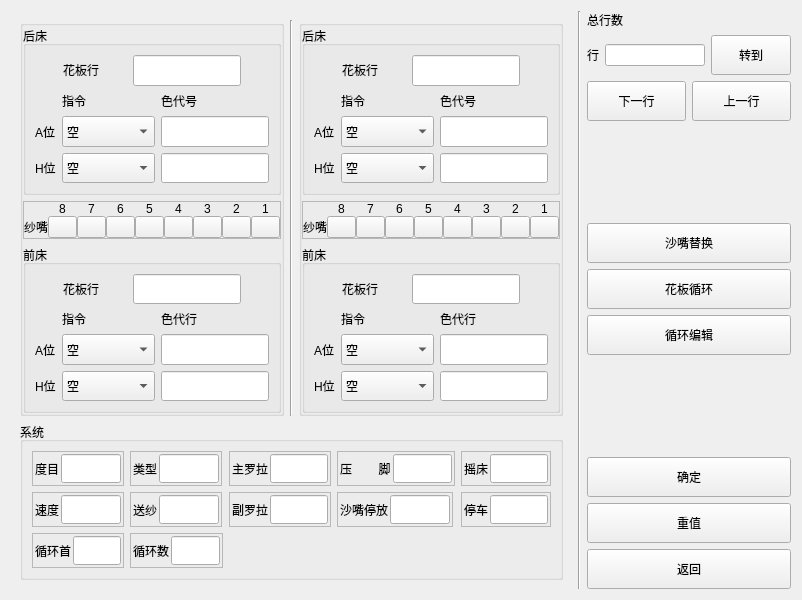
First picture: the form in qcnteditform.ui, repository httpftpli/mdimh, before the edit.
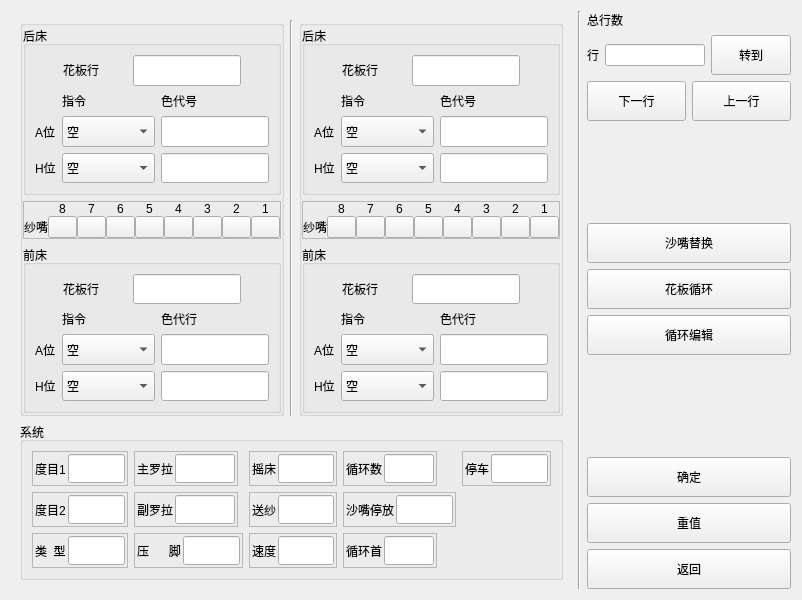
Second picture: the form after the edit. Custom widgets are drawn as their Qt base class.

What changed in the file:
```diff
--- a/qcnteditform.ui
+++ b/qcnteditform.ui
@@ -1395,7 +1395,7 @@
                  </sizepolicy>
                 </property>
                 <property name="text">
-                 <string>度目</string>
+                 <string>度目1</string>
                 </property>
                </widget>
               </item>
@@ -1421,7 +1421,125 @@
              </layout>
             </widget>
            </item>
-           <item row="0" column="2">
+           <item row="1" column="4">
+            <widget class="QFrame" name="frame_10">
+             <property name="sizePolicy">
+              <sizepolicy hsizetype="Maximum" vsizetype="Preferred">
+               <horstretch>0</horstretch>
+               <verstretch>0</verstretch>
+              </sizepolicy>
+             </property>
+             <property name="frameShape">
+              <enum>QFrame::StyledPanel</enum>
+             </property>
+             <property name="frameShadow">
+              <enum>QFrame::Raised</enum>
+             </property>
+             <layout class="QHBoxLayout" name="horizontalLayout_13">
+              <property name="spacing">
+               <number>2</number>
+              </property>
+              <property name="margin">
+               <number>2</number>
+              </property>
+              <item>
+               <widget class="QLabel" name="label_32">
+                <property name="sizePolicy">
+                 <sizepolicy hsizetype="Maximum" vsizetype="Preferred">
+                  <horstretch>0</horstretch>
+                  <verstretch>0</verstretch>
+                 </sizepolicy>
+                </property>
+                <property name="text">
+                 <string>沙嘴停放</string>
+                </property>
+               </widget>
+              </item>
+              <item>
+               <widget class="QLineEdit" name="lineEdit_sztf">
+                <property name="sizePolicy">
+                 <sizepolicy hsizetype="Preferred" vsizetype="Preferred">
+                  <horstretch>0</horstretch>
+                  <verstretch>0</verstretch>
+                 </sizepolicy>
+                </property>
+                <property name="minimumSize">
+                 <size>
+                  <width>35</width>
+                  <height>0</height>
+                 </size>
+                </property>
+                <property name="maximumSize">
+                 <size>
+                  <width>60</width>
+                  <height>16777215</height>
+                 </size>
+                </property>
+                <property name="userData" stdset="0">
+                 <number>0</number>
+                </property>
+               </widget>
+              </item>
+             </layout>
+            </widget>
+           </item>
+           <item row="1" column="0">
+            <widget class="QFrame" name="frame_14">
+             <property name="sizePolicy">
+              <sizepolicy hsizetype="Maximum" vsizetype="Preferred">
+               <horstretch>0</horstretch>
+               <verstretch>0</verstretch>
+              </sizepolicy>
+             </property>
+             <property name="frameShape">
+              <enum>QFrame::StyledPanel</enum>
+             </property>
+             <property name="frameShadow">
+              <enum>QFrame::Raised</enum>
+             </property>
+             <layout class="QHBoxLayout" name="horizontalLayout_26">
+              <property name="spacing">
+               <number>2</number>
+              </property>
+              <property name="margin">
+               <number>2</number>
+              </property>
+              <item>
+               <widget class="QMdLabel" name="label_54">
+                <property name="sizePolicy">
+                 <sizepolicy hsizetype="Maximum" vsizetype="Preferred">
+                  <horstretch>0</horstretch>
+                  <verstretch>0</verstretch>
+                 </sizepolicy>
+                </property>
+                <property name="text">
+                 <string>度目2</string>
+                </property>
+               </widget>
+              </item>
+              <item>
+               <widget class="QLineEdit" name="lineEdit_dm2">
+                <property name="sizePolicy">
+                 <sizepolicy hsizetype="Preferred" vsizetype="Preferred">
+                  <horstretch>0</horstretch>
+                  <verstretch>0</verstretch>
+                 </sizepolicy>
+                </property>
+                <property name="maximumSize">
+                 <size>
+                  <width>60</width>
+                  <height>16777215</height>
+                 </size>
+                </property>
+                <property name="userData" stdset="0">
+                 <number>92</number>
+                </property>
+               </widget>
+              </item>
+             </layout>
+            </widget>
+           </item>
+           <item row="2" column="0">
             <widget class="QFrame" name="frame_6">
              <property name="sizePolicy">
               <sizepolicy hsizetype="Maximum" vsizetype="Preferred">
@@ -1451,7 +1569,7 @@
                  </sizepolicy>
                 </property>
                 <property name="text">
-                 <string>类型</string>
+                 <string>类  型</string>
                 </property>
                </widget>
               </item>
@@ -1477,7 +1595,7 @@
              </layout>
             </widget>
            </item>
-           <item row="0" column="3">
+           <item row="0" column="2">
             <widget class="QFrame" name="frame_9">
              <property name="sizePolicy">
               <sizepolicy hsizetype="Maximum" vsizetype="Preferred">
@@ -1533,7 +1651,69 @@
              </layout>
             </widget>
            </item>
-           <item row="0" column="4">
+           <item row="1" column="2">
+            <widget class="QFrame" name="frame_11">
+             <property name="sizePolicy">
+              <sizepolicy hsizetype="Maximum" vsizetype="Preferred">
+               <horstretch>0</horstretch>
+               <verstretch>0</verstretch>
+              </sizepolicy>
+             </property>
+             <property name="frameShape">
+              <enum>QFrame::StyledPanel</enum>
+             </property>
+             <property name="frameShadow">
+              <enum>QFrame::Raised</enum>
+             </property>
+             <layout class="QHBoxLayout" name="horizontalLayout_12">
+              <property name="spacing">
+               <number>2</number>
+              </property>
+              <property name="margin">
+               <number>2</number>
+              </property>
+              <item>
+               <widget class="QLabel" name="label_27">
+                <property name="sizePolicy">
+                 <sizepolicy hsizetype="Maximum" vsizetype="Preferred">
+                  <horstretch>0</horstretch>
+                  <verstretch>0</verstretch>
+                 </sizepolicy>
+                </property>
+                <property name="text">
+                 <string>副罗拉</string>
+                </property>
+               </widget>
+              </item>
+              <item>
+               <widget class="QLineEdit" name="lineEdit_fzll">
+                <property name="sizePolicy">
+                 <sizepolicy hsizetype="Preferred" vsizetype="Preferred">
+                  <horstretch>0</horstretch>
+                  <verstretch>0</verstretch>
+                 </sizepolicy>
+                </property>
+                <property name="minimumSize">
+                 <size>
+                  <width>35</width>
+                  <height>0</height>
+                 </size>
+                </property>
+                <property name="maximumSize">
+                 <size>
+                  <width>60</width>
+                  <height>16777215</height>
+                 </size>
+                </property>
+                <property name="userData" stdset="0">
+                 <number>0</number>
+                </property>
+               </widget>
+              </item>
+             </layout>
+            </widget>
+           </item>
+           <item row="2" column="2">
             <widget class="QFrame" name="frame_12">
              <property name="sizePolicy">
               <sizepolicy hsizetype="Maximum" vsizetype="Preferred">
@@ -1563,7 +1743,7 @@
                  </sizepolicy>
                 </property>
                 <property name="text">
-                 <string>压        脚</string>
+                 <string>压      脚</string>
                 </property>
                </widget>
               </item>
@@ -1595,7 +1775,69 @@
              </layout>
             </widget>
            </item>
-           <item row="0" column="5">
+           <item row="0" column="4">
+            <widget class="QFrame" name="frame_16">
+             <property name="sizePolicy">
+              <sizepolicy hsizetype="Maximum" vsizetype="Preferred">
+               <horstretch>0</horstretch>
+               <verstretch>0</verstretch>
+              </sizepolicy>
+             </property>
+             <property name="frameShape">
+              <enum>QFrame::StyledPanel</enum>
+             </property>
+             <property name="frameShadow">
+              <enum>QFrame::Raised</enum>
+             </property>
+             <layout class="QHBoxLayout" name="horizontalLayout_25">
+              <property name="spacing">
+               <number>2</number>
+              </property>
+              <property name="margin">
+               <number>2</number>
+              </property>
+              <item>
+               <widget class="QLabel" name="label_25">
+                <property name="sizePolicy">
+                 <sizepolicy hsizetype="Maximum" vsizetype="Preferred">
+                  <horstretch>0</horstretch>
+                  <verstretch>0</verstretch>
+                 </sizepolicy>
+                </property>
+                <property name="text">
+                 <string>循环数</string>
+                </property>
+               </widget>
+              </item>
+              <item>
+               <widget class="QLineEdit" name="lineEdit_xhcs">
+                <property name="sizePolicy">
+                 <sizepolicy hsizetype="Maximum" vsizetype="Preferred">
+                  <horstretch>0</horstretch>
+                  <verstretch>0</verstretch>
+                 </sizepolicy>
+                </property>
+                <property name="minimumSize">
+                 <size>
+                  <width>40</width>
+                  <height>0</height>
+                 </size>
+                </property>
+                <property name="maximumSize">
+                 <size>
+                  <width>50</width>
+                  <height>16777215</height>
+                 </size>
+                </property>
+                <property name="userData" stdset="0">
+                 <number>0</number>
+                </property>
+               </widget>
+              </item>
+             </layout>
+            </widget>
+           </item>
+           <item row="0" column="3">
             <widget class="QFrame" name="frame_5">
              <property name="sizePolicy">
               <sizepolicy hsizetype="Maximum" vsizetype="Preferred">
@@ -1654,63 +1896,7 @@
              </layout>
             </widget>
            </item>
-           <item row="1" column="0">
-            <widget class="QFrame" name="frame_4">
-             <property name="sizePolicy">
-              <sizepolicy hsizetype="Maximum" vsizetype="Preferred">
-               <horstretch>0</horstretch>
-               <verstretch>0</verstretch>
-              </sizepolicy>
-             </property>
-             <property name="frameShape">
-              <enum>QFrame::StyledPanel</enum>
-             </property>
-             <property name="frameShadow">
-              <enum>QFrame::Raised</enum>
-             </property>
-             <layout class="QHBoxLayout" name="horizontalLayout_15">
-              <property name="spacing">
-               <number>2</number>
-              </property>
-              <property name="margin">
-               <number>2</number>
-              </property>
-              <item>
-               <widget class="QLabel" name="label_31">
-                <property name="sizePolicy">
-                 <sizepolicy hsizetype="Maximum" vsizetype="Preferred">
-                  <horstretch>0</horstretch>
-                  <verstretch>0</verstretch>
-                 </sizepolicy>
-                </property>
-                <property name="text">
-                 <string>速度</string>
-                </property>
-               </widget>
-              </item>
-              <item>
-               <widget class="QLineEdit" name="lineEdit_sd">
-                <property name="sizePolicy">
-                 <sizepolicy hsizetype="Preferred" vsizetype="Preferred">
-                  <horstretch>0</horstretch>
-                  <verstretch>0</verstretch>
-                 </sizepolicy>
-                </property>
-                <property name="maximumSize">
-                 <size>
-                  <width>60</width>
-                  <height>16777215</height>
-                 </size>
-                </property>
-                <property name="userData" stdset="0">
-                 <number>0</number>
-                </property>
-               </widget>
-              </item>
-             </layout>
-            </widget>
-           </item>
-           <item row="1" column="2">
+           <item row="1" column="3">
             <widget class="QFrame" name="frame_7">
              <property name="sizePolicy">
               <sizepolicy hsizetype="Maximum" vsizetype="Preferred">
@@ -1766,8 +1952,8 @@
              </layout>
             </widget>
            </item>
-           <item row="1" column="3">
-            <widget class="QFrame" name="frame_11">
+           <item row="2" column="3">
+            <widget class="QFrame" name="frame_4">
              <property name="sizePolicy">
               <sizepolicy hsizetype="Maximum" vsizetype="Preferred">
                <horstretch>0</horstretch>
@@ -1780,7 +1966,7 @@
              <property name="frameShadow">
               <enum>QFrame::Raised</enum>
              </property>
-             <layout class="QHBoxLayout" name="horizontalLayout_12">
+             <layout class="QHBoxLayout" name="horizontalLayout_15">
               <property name="spacing">
                <number>2</number>
               </property>
@@ -1788,7 +1974,7 @@
                <number>2</number>
               </property>
               <item>
-               <widget class="QLabel" name="label_27">
+               <widget class="QLabel" name="label_31">
                 <property name="sizePolicy">
                  <sizepolicy hsizetype="Maximum" vsizetype="Preferred">
                   <horstretch>0</horstretch>
@@ -1796,24 +1982,18 @@
                  </sizepolicy>
                 </property>
                 <property name="text">
-                 <string>副罗拉</string>
+                 <string>速度</string>
                 </property>
                </widget>
               </item>
               <item>
-               <widget class="QLineEdit" name="lineEdit_fzll">
+               <widget class="QLineEdit" name="lineEdit_sd">
                 <property name="sizePolicy">
                  <sizepolicy hsizetype="Preferred" vsizetype="Preferred">
                   <horstretch>0</horstretch>
                   <verstretch>0</verstretch>
                  </sizepolicy>
                 </property>
-                <property name="minimumSize">
-                 <size>
-                  <width>35</width>
-                  <height>0</height>
-                 </size>
-                </property>
                 <property name="maximumSize">
                  <size>
                   <width>60</width>
@@ -1828,125 +2008,7 @@
              </layout>
             </widget>
            </item>
-           <item row="1" column="4">
-            <widget class="QFrame" name="frame_10">
-             <property name="sizePolicy">
-              <sizepolicy hsizetype="Maximum" vsizetype="Preferred">
-               <horstretch>0</horstretch>
-               <verstretch>0</verstretch>
-              </sizepolicy>
-             </property>
-             <property name="frameShape">
-              <enum>QFrame::StyledPanel</enum>
-             </property>
-             <property name="frameShadow">
-              <enum>QFrame::Raised</enum>
-             </property>
-             <layout class="QHBoxLayout" name="horizontalLayout_13">
-              <property name="spacing">
-               <number>2</number>
-              </property>
-              <property name="margin">
-               <number>2</number>
-              </property>
-              <item>
-               <widget class="QLabel" name="label_32">
-                <property name="sizePolicy">
-                 <sizepolicy hsizetype="Maximum" vsizetype="Preferred">
-                  <horstretch>0</horstretch>
-                  <verstretch>0</verstretch>
-                 </sizepolicy>
-                </property>
-                <property name="text">
-                 <string>沙嘴停放</string>
-                </property>
-               </widget>
-              </item>
-              <item>
-               <widget class="QLineEdit" name="lineEdit_sztf">
-                <property name="sizePolicy">
-                 <sizepolicy hsizetype="Preferred" vsizetype="Preferred">
-                  <horstretch>0</horstretch>
-                  <verstretch>0</verstretch>
-                 </sizepolicy>
-                </property>
-                <property name="minimumSize">
-                 <size>
-                  <width>35</width>
-                  <height>0</height>
-                 </size>
-                </property>
-                <property name="maximumSize">
-                 <size>
-                  <width>60</width>
-                  <height>16777215</height>
-                 </size>
-                </property>
-                <property name="userData" stdset="0">
-                 <number>0</number>
-                </property>
-               </widget>
-              </item>
-             </layout>
-            </widget>
-           </item>
-           <item row="1" column="5">
-            <widget class="QFrame" name="frame_8">
-             <property name="sizePolicy">
-              <sizepolicy hsizetype="Maximum" vsizetype="Preferred">
-               <horstretch>0</horstretch>
-               <verstretch>0</verstretch>
-              </sizepolicy>
-             </property>
-             <property name="frameShape">
-              <enum>QFrame::StyledPanel</enum>
-             </property>
-             <property name="frameShadow">
-              <enum>QFrame::Raised</enum>
-             </property>
-             <layout class="QHBoxLayout" name="horizontalLayout_14">
-              <property name="spacing">
-               <number>2</number>
-              </property>
-              <property name="margin">
-               <number>2</number>
-              </property>
-              <item>
-               <widget class="QLabel" name="label_34">
-                <property name="sizePolicy">
-                 <sizepolicy hsizetype="Maximum" vsizetype="Preferred">
-                  <horstretch>0</horstretch>
-                  <verstretch>0</verstretch>
-                 </sizepolicy>
-                </property>
-                <property name="text">
-                 <string>停车</string>
-                </property>
-               </widget>
-              </item>
-              <item>
-               <widget class="QLineEdit" name="lineEdit_tc">
-                <property name="sizePolicy">
-                 <sizepolicy hsizetype="Preferred" vsizetype="Preferred">
-                  <horstretch>0</horstretch>
-                  <verstretch>0</verstretch>
-                 </sizepolicy>
-                </property>
-                <property name="maximumSize">
-                 <size>
-                  <width>60</width>
-                  <height>16777215</height>
-                 </size>
-                </property>
-                <property name="userData" stdset="0">
-                 <number>0</number>
-                </property>
-               </widget>
-              </item>
-             </layout>
-            </widget>
-           </item>
-           <item row="2" column="0">
+           <item row="2" column="4">
             <widget class="QFrame" name="frame_15">
              <property name="sizePolicy">
               <sizepolicy hsizetype="Maximum" vsizetype="Preferred">
@@ -2008,8 +2070,8 @@
              </layout>
             </widget>
            </item>
-           <item row="2" column="2">
-            <widget class="QFrame" name="frame_16">
+           <item row="0" column="5">
+            <widget class="QFrame" name="frame_8">
              <property name="sizePolicy">
               <sizepolicy hsizetype="Maximum" vsizetype="Preferred">
                <horstretch>0</horstretch>
@@ -2022,7 +2084,7 @@
              <property name="frameShadow">
               <enum>QFrame::Raised</enum>
              </property>
-             <layout class="QHBoxLayout" name="horizontalLayout_25">
+             <layout class="QHBoxLayout" name="horizontalLayout_14">
               <property name="spacing">
                <number>2</number>
               </property>
@@ -2030,7 +2092,7 @@
                <number>2</number>
               </property>
               <item>
-               <widget class="QLabel" name="label_25">
+               <widget class="QLabel" name="label_34">
                 <property name="sizePolicy">
                  <sizepolicy hsizetype="Maximum" vsizetype="Preferred">
                   <horstretch>0</horstretch>
@@ -2038,27 +2100,21 @@
                  </sizepolicy>
                 </property>
                 <property name="text">
-                 <string>循环数</string>
+                 <string>停车</string>
                 </property>
                </widget>
               </item>
               <item>
-               <widget class="QLineEdit" name="lineEdit_xhcs">
+               <widget class="QLineEdit" name="lineEdit_tc">
                 <property name="sizePolicy">
-                 <sizepolicy hsizetype="Maximum" vsizetype="Preferred">
+                 <sizepolicy hsizetype="Preferred" vsizetype="Preferred">
                   <horstretch>0</horstretch>
                   <verstretch>0</verstretch>
                  </sizepolicy>
                 </property>
-                <property name="minimumSize">
-                 <size>
-                  <width>40</width>
-                  <height>0</height>
-                 </size>
-                </property>
                 <property name="maximumSize">
                  <size>
-                  <width>50</width>
+                  <width>60</width>
                   <height>16777215</height>
                  </size>
                 </property>
```
Left out of the diff: 2 changed lines with no effect on the pictures.
